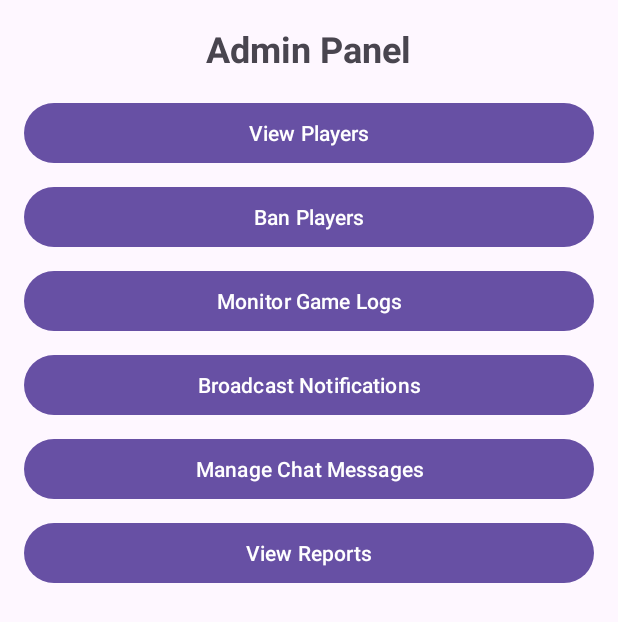
After one commit to OzzieMunoz/Project2, an Android app: the AdminPanelActivity screen opened directly, with no data from a screen before it, on a phone screen of 412 x 824 dp. The commit adds this screen. Shown: the top 622 px of the screen. Run offline under Robolectric (Android 15) with nearby library versions, the phone set to English and light mode, and no system bars.

Commit message:
Implemented placeholders for admin tasks

```diff
--- a/app/src/main/AndroidManifest.xml
+++ b/app/src/main/AndroidManifest.xml
@@ -25,6 +25,7 @@
         <activity android:name=".LoginActivity" />
         <activity android:name=".LandingPage" />
         <activity android:name=".MyApplication" />
+        <activity android:name=".AdminPanelActivity" />
 
     </application>
 </manifest>
--- /dev/null
+++ b/app/src/main/java/com/example/bullshit/AdminPanelActivity.java
@@ -0,0 +1,47 @@
+package com.example.bullshit;
+
+import android.os.Bundle;
+import android.widget.Button;
+import android.widget.Toast;
+import androidx.appcompat.app.AppCompatActivity;
+
+public class AdminPanelActivity extends AppCompatActivity {
+    @Override
+    protected void onCreate(Bundle savedInstanceState) {
+        super.onCreate(savedInstanceState);
+        setContentView(R.layout.activity_admin_panel);
+
+        // Link buttons with their IDs
+        Button viewPlayersButton = findViewById(R.id.viewPlayersButton);
+        Button banPlayersButton = findViewById(R.id.banPlayersButton);
+        Button monitorLogsButton = findViewById(R.id.monitorLogsButton);
+        Button broadcastNotificationsButton = findViewById(R.id.broadcastNotificationsButton);
+        Button manageMessagesButton = findViewById(R.id.manageMessagesButton);
+        Button viewReportsButton = findViewById(R.id.viewReportsButton);
+
+        // Add click listeners for each button
+        viewPlayersButton.setOnClickListener(v ->
+                Toast.makeText(this, "Feature coming soon: View Players", Toast.LENGTH_SHORT).show()
+        );
+
+        banPlayersButton.setOnClickListener(v ->
+                Toast.makeText(this, "Feature coming soon: Ban Players", Toast.LENGTH_SHORT).show()
+        );
+
+        monitorLogsButton.setOnClickListener(v ->
+                Toast.makeText(this, "Feature coming soon: Monitor Game Logs", Toast.LENGTH_SHORT).show()
+        );
+
+        broadcastNotificationsButton.setOnClickListener(v ->
+                Toast.makeText(this, "Feature coming soon: Broadcast Notifications", Toast.LENGTH_SHORT).show()
+        );
+
+        manageMessagesButton.setOnClickListener(v ->
+                Toast.makeText(this, "Feature coming soon: Manage Chat Messages", Toast.LENGTH_SHORT).show()
+        );
+
+        viewReportsButton.setOnClickListener(v ->
+                Toast.makeText(this, "Feature coming soon: View Reports", Toast.LENGTH_SHORT).show()
+        );
+    }
+}
--- a/app/src/main/java/com/example/bullshit/LandingPage.java
+++ b/app/src/main/java/com/example/bullshit/LandingPage.java
@@ -41,7 +41,8 @@ public class LandingPage extends AppCompatActivity {
 
         // Admin button action
         adminButton.setOnClickListener(v -> {
-
+            Intent adminIntent = new Intent(LandingPage.this, AdminPanelActivity.class);
+            startActivity(adminIntent);
         });
     }
 }
--- /dev/null
+++ b/app/src/main/res/layout/activity_admin_panel.xml
@@ -0,0 +1,58 @@
+<LinearLayout
+    xmlns:android="http://schemas.android.com/apk/res/android"
+    android:layout_width="match_parent"
+    android:layout_height="match_parent"
+    android:orientation="vertical"
+    android:padding="16dp">
+
+    <TextView
+        android:layout_width="wrap_content"
+        android:layout_height="wrap_content"
+        android:text="Admin Panel"
+        android:textSize="24sp"
+        android:textStyle="bold"
+        android:layout_gravity="center"
+        android:layout_marginBottom="16dp" />
+
+    <Button
+        android:id="@+id/viewPlayersButton"
+        android:layout_width="match_parent"
+        android:layout_height="wrap_content"
+        android:text="View Players"
+        android:layout_marginBottom="8dp" />
+
+    <Button
+        android:id="@+id/banPlayersButton"
+        android:layout_width="match_parent"
+        android:layout_height="wrap_content"
+        android:text="Ban Players"
+        android:layout_marginBottom="8dp" />
+
+    <Button
+        android:id="@+id/monitorLogsButton"
+        android:layout_width="match_parent"
+        android:layout_height="wrap_content"
+        android:text="Monitor Game Logs"
+        android:layout_marginBottom="8dp" />
+
+    <Button
+        android:id="@+id/broadcastNotificationsButton"
+        android:layout_width="match_parent"
+        android:layout_height="wrap_content"
+        android:text="Broadcast Notifications"
+        android:layout_marginBottom="8dp" />
+
+    <Button
+        android:id="@+id/manageMessagesButton"
+        android:layout_width="match_parent"
+        android:layout_height="wrap_content"
+        android:text="Manage Chat Messages"
+        android:layout_marginBottom="8dp" />
+
+    <Button
+        android:id="@+id/viewReportsButton"
+        android:layout_width="match_parent"
+        android:layout_height="wrap_content"
+        android:text="View Reports"
+        android:layout_marginBottom="8dp" />
+</LinearLayout>
--- a/app/src/main/res/layout/activity_main.xml
+++ b/app/src/main/res/layout/activity_main.xml
@@ -6,7 +6,7 @@
     android:id="@+id/main"
     android:layout_width="match_parent"
     android:layout_height="match_parent"
-    android:background="#f8edeb"
+    android:background="#fce8a0"
     tools:context=".MainActivity">
 
     <ImageView
@@ -24,8 +24,8 @@
         android:layout_width="wrap_content"
         android:layout_height="wrap_content"
         android:text="Login"
-        android:backgroundTint="#b90b0c"
-        android:textColor="#f8edeb"
+        android:backgroundTint="#fc3c1c"
+        android:textColor="#fce8a0"
         app:layout_constraintTop_toBottomOf="@id/logoImageView"
         app:layout_constraintEnd_toStartOf="@id/createAccountButton"
         app:layout_constraintStart_toStartOf="parent" />
@@ -35,8 +35,8 @@
         android:layout_width="wrap_content"
         android:layout_height="wrap_content"
         android:text="Create Account"
-        android:backgroundTint="#b90b0c"
-        android:textColor="#f8edeb"
+        android:backgroundTint="#fc3c1c"
+        android:textColor="#fce8a0"
         app:layout_constraintTop_toBottomOf="@id/logoImageView"
         app:layout_constraintStart_toEndOf="@id/loginButton"
         app:layout_constraintEnd_toEndOf="parent" />
```
Also changed, not shown: app/src/main/res/drawable/logo.png.
